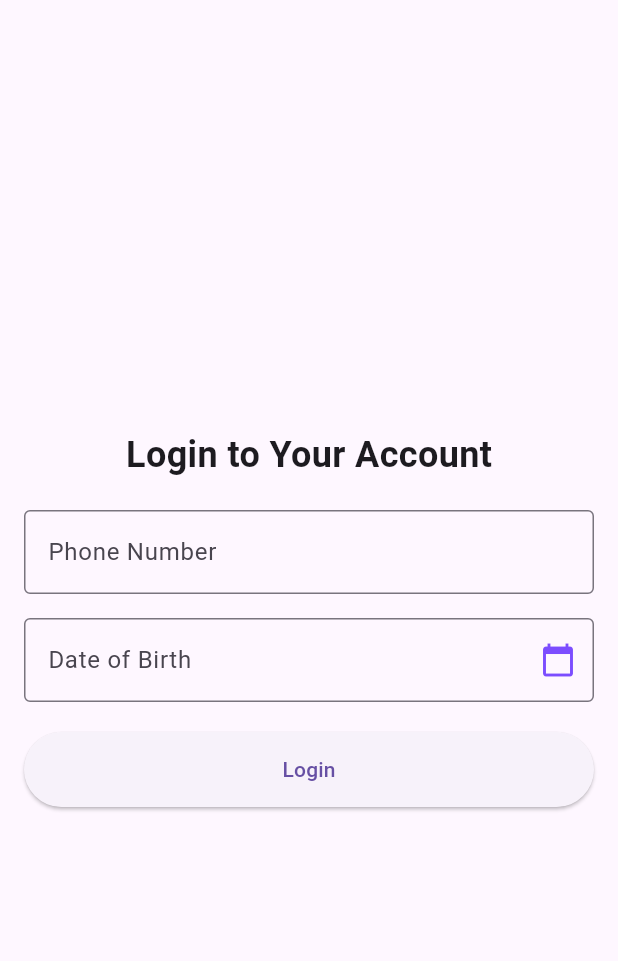
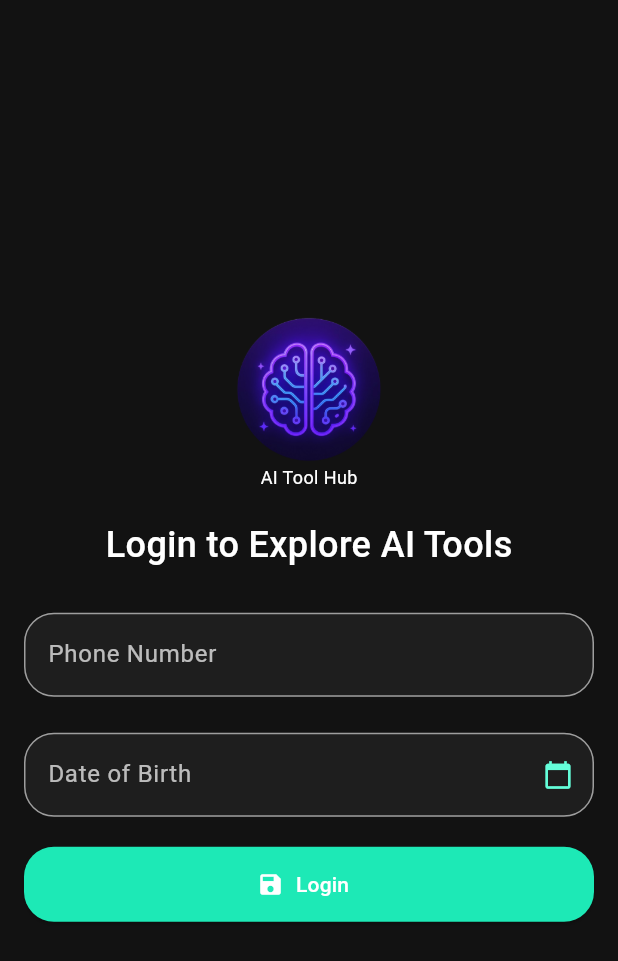
Before and after one commit to SadakatulShakil/AI-Tool-Finder, a Flutter app: the screen it shows after launch, on a phone screen of 412 x 824 dp. Shown: the top 961 px of the screen. Run offline on Flutter 3.47's test engine with Material 3 defaults, Android fonts, the phone set to English and light mode, and no system bars; our stand-ins replace carousel_slider, connectivity_plus, firebase_core, firebase_database, firebase_storage, flutter_screenutil and 4 more; accounts and stored records are empty.

Commit message:
Login page dark mode updated, force update profile issue solved

```diff
--- a/lib/pages/chat_history_page.dart
+++ b/lib/pages/chat_history_page.dart
@@ -30,7 +30,7 @@ class ChatHistoryPage extends StatelessWidget {
         final dates = controller.historyDates;
 
         if (dates.isEmpty) {
-          return const Center(child: Text("No chat history found."));
+          return const Center(child: Text("No chat history found.", style: TextStyle(color: Colors.white70, fontSize: 16)));
         }
 
         return ListView.builder(
--- a/lib/pages/login_page.dart
+++ b/lib/pages/login_page.dart
@@ -9,42 +9,53 @@ class LoginPage extends StatelessWidget {
   @override
   Widget build(BuildContext context) {
     return Scaffold(
+      backgroundColor: const Color(0xFF121212),
       body: Padding(
         padding: const EdgeInsets.all(16.0),
         child: Column(
           mainAxisAlignment: MainAxisAlignment.center,
           children: [
-            Text('Login to Your Account',
-              style: TextStyle(fontSize: 24, fontWeight: FontWeight.bold),
+            // App Logo
+            Image.asset(
+              'assets/logo/icon.png',
+              height: 100,
+              width: 100,
+            ),
+            Text('AI Tool Hub',
+              style: TextStyle(fontSize: 12, color: Colors.white),
             ),
             SizedBox(height: 20),
-            TextField(
-              controller: controller.phoneController,
-              keyboardType: TextInputType.phone,
-              decoration: InputDecoration(
-                  labelText: 'Phone Number',
-                border: OutlineInputBorder(),
-                focusedBorder: OutlineInputBorder(
-                  borderRadius: BorderRadius.circular(4),
-                  borderSide: BorderSide(color: Colors.deepPurpleAccent),
-                ),
-              ),
-              cursorColor: Colors.deepPurpleAccent,
+            Text('Login to Explore AI Tools',
+              style: TextStyle(fontSize: 24, fontWeight: FontWeight.w500, color: Colors.white),
             ),
+            SizedBox(height: 20),
+            _buildField("Phone Number", controller.phoneController),
             SizedBox(height: 16),
             TextField(
               controller: controller.dobController,
               readOnly: true,
+              style: const TextStyle(color: Colors.white),
               decoration: InputDecoration(
-                  labelText: 'Date of Birth',
-                border: OutlineInputBorder(),
+                labelText: 'Date of Birth',
+                labelStyle: const TextStyle(color: Colors.white70),
+                filled: true,
+                fillColor: const Color(0xFF1E1E1E),
+                enabledBorder: OutlineInputBorder(
+                  borderRadius: BorderRadius.circular(20),
+                  borderSide: const BorderSide(color: Colors.grey, width: 1),
+                ),
+                border: OutlineInputBorder(
+                    borderRadius: BorderRadius.circular(20),
+                    borderSide: BorderSide.none),
                 focusedBorder: OutlineInputBorder(
-                  borderRadius: BorderRadius.circular(4),
-                  borderSide: BorderSide(color: Colors.deepPurpleAccent),
+                  borderRadius: BorderRadius.circular(20),
+                  borderSide:
+                  const BorderSide(color: Colors.grey, width: 1),
                 ),
-                suffixIcon: Icon(Icons.calendar_today, color: Colors.deepPurpleAccent),
+                suffixIcon: const Icon(Icons.calendar_today,
+                    color: Colors.tealAccent, size: 20),
               ),
-              cursorColor: Colors.deepPurpleAccent,
+              cursorColor: Colors.tealAccent,
               onTap: () async {
                 final date = await showDatePicker(
                   context: context,
@@ -67,12 +78,17 @@ class LoginPage extends StatelessWidget {
                   ),
                 );
               }
-              return ElevatedButton(
+              return  ElevatedButton.icon(
+                icon: const Icon(Icons.save, color: Colors.white),
+                label: const Text("Login",
+                    style: TextStyle(color: Colors.white)),
                 onPressed: controller.loginUser,
                 style: ElevatedButton.styleFrom(
-                  minimumSize: Size(double.infinity, 50),
+                  backgroundColor: Colors.tealAccent.shade400,
+                  shape: RoundedRectangleBorder(
+                      borderRadius: BorderRadius.circular(20)),
+                  minimumSize: const Size(double.infinity, 50),
                 ),
-                child: Text('Login'),
               );
             }),
 
@@ -94,4 +110,34 @@ class LoginPage extends StatelessWidget {
       ),
     );
   }
+
+  Widget _buildField(String label, TextEditingController controller,
+      {bool readOnly = false}) {
+    return Padding(
+      padding: const EdgeInsets.symmetric(vertical: 8),
+      child: TextField(
+        controller: controller,
+        readOnly: readOnly,
+        style: const TextStyle(color: Colors.white),
+        decoration: InputDecoration(
+          labelText: label,
+          enabledBorder: OutlineInputBorder(
+            borderRadius: BorderRadius.circular(20),
+            borderSide: const BorderSide(color: Colors.grey, width: 1),
+          ),
+          labelStyle: const TextStyle(color: Colors.white70),
+          filled: true,
+          fillColor: const Color(0xFF1E1E1E),
+          border: OutlineInputBorder(
+              borderRadius: BorderRadius.circular(20),
+              borderSide: BorderSide.none),
+          focusedBorder: OutlineInputBorder(
+            borderRadius: BorderRadius.circular(20),
+            borderSide: const BorderSide(color: Colors.grey, width: 1),
+          ),
+        ),
+        cursorColor: Colors.tealAccent,
+      ),
+    );
+  }
 }
--- a/lib/pages/wishlist_page.dart
+++ b/lib/pages/wishlist_page.dart
@@ -27,7 +27,7 @@ class WishlistPage extends StatelessWidget {
           }
 
           if (!snapshot.hasData || snapshot.data!.isEmpty) {
-            return Center(child: Text("Your wishlist is empty."));
+            return Center(child: Text("Your wishlist is empty.", style: TextStyle(color: Colors.white70, fontSize: 16)));
           }
 
           final wishlistTools = snapshot.data!;
```
Also changed, not shown: lib/controllers/navigation_controller.dart (+58 -44 lines), assets/logo/icon.png (added), 21 other files.
